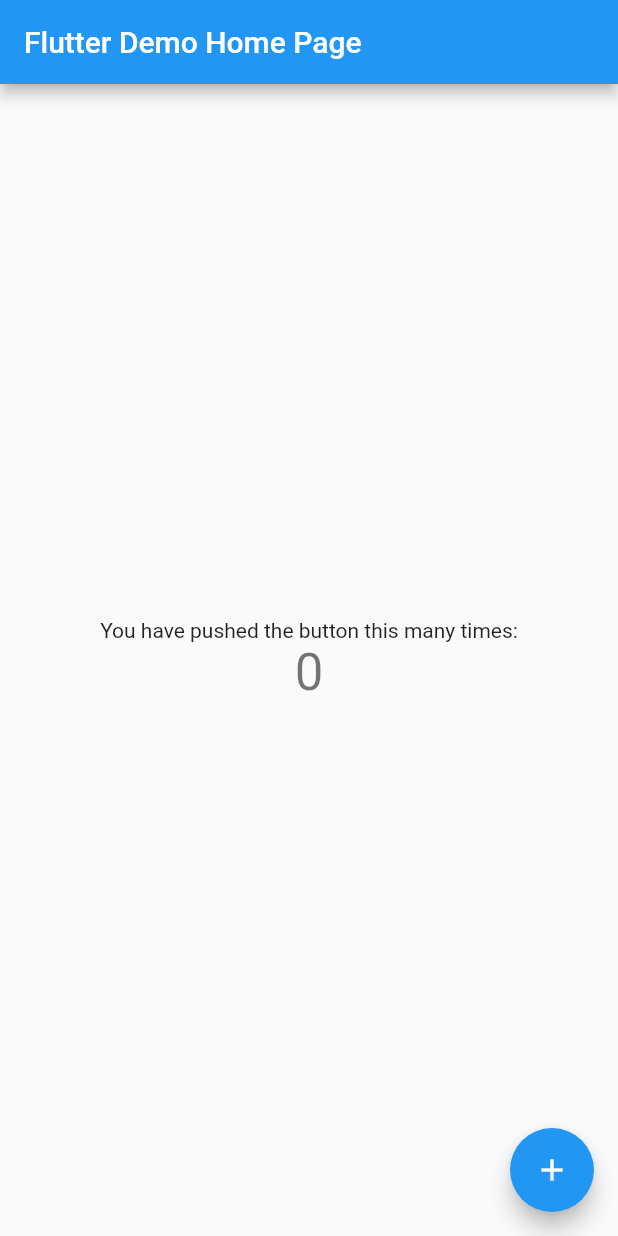
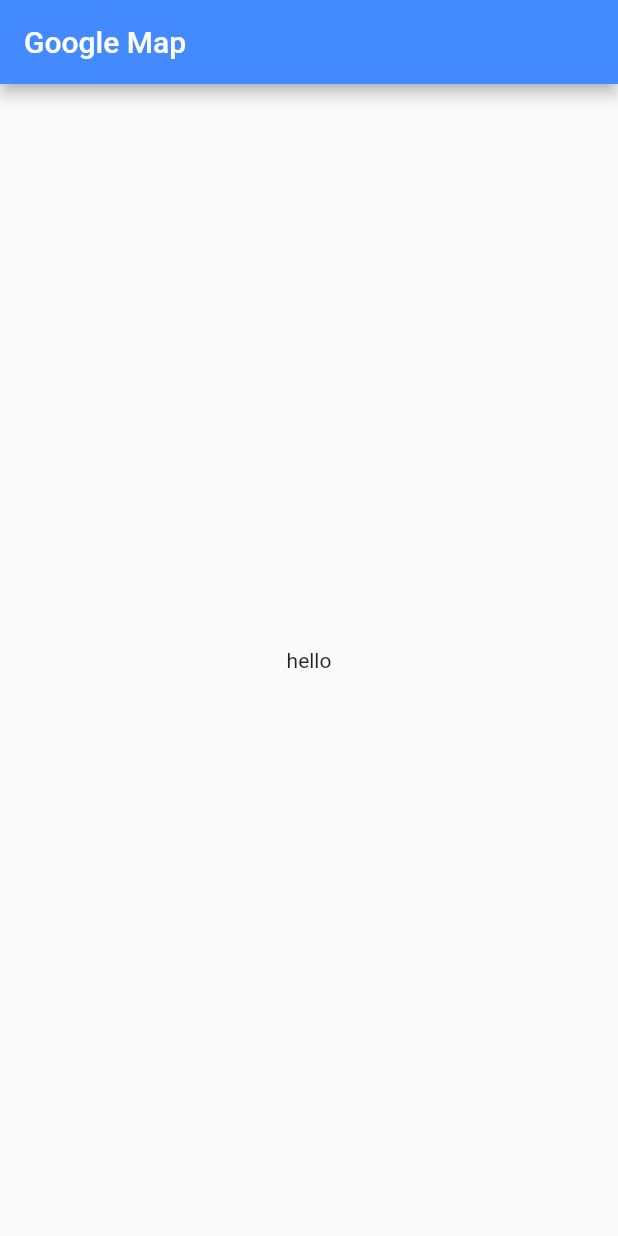
Before and after one commit to gaiyadev/google_map, a Flutter app: the screen it shows after launch, on a phone screen of 412 x 824 dp. Run offline on Flutter 3.47's test engine with Material 2 defaults, Android fonts, the phone set to English and light mode, and no system bars.

Commit message:
Add: scafolding

```diff
--- /dev/null
+++ b/lib/home.dart
@@ -0,0 +1,20 @@
+import 'package:flutter/material.dart';
+
+class Home extends StatefulWidget {
+  @override
+  _HomeState createState() => _HomeState();
+}
+
+class _HomeState extends State<Home> {
+  @override
+  Widget build(BuildContext context) {
+    return Scaffold(
+      appBar: AppBar(
+        title: Text('Google Map'),
+      ),
+      body: Center(
+        child: Text('hello'),
+      ),
+    );
+  }
+}
--- a/lib/main.dart
+++ b/lib/main.dart
@@ -1,117 +1,16 @@
 import 'package:flutter/material.dart';
+import 'package:google_map/home.dart';
 
-void main() {
-  runApp(MyApp());
-}
+void main() => runApp(GoogleMap());
 
-class MyApp extends StatelessWidget {
-  // This widget is the root of your application.
+class GoogleMap extends StatelessWidget {
   @override
   Widget build(BuildContext context) {
     return MaterialApp(
-      title: 'Flutter Demo',
-      theme: ThemeData(
-        // This is the theme of your application.
-        //
-        // Try running your application with "flutter run". You'll see the
-        // application has a blue toolbar. Then, without quitting the app, try
-        // changing the primarySwatch below to Colors.green and then invoke
-        // "hot reload" (press "r" in the console where you ran "flutter run",
-        // or simply save your changes to "hot reload" in a Flutter IDE).
-        // Notice that the counter didn't reset back to zero; the application
-        // is not restarted.
-        primarySwatch: Colors.blue,
-        // This makes the visual density adapt to the platform that you run
-        // the app on. For desktop platforms, the controls will be smaller and
-        // closer together (more dense) than on mobile platforms.
-        visualDensity: VisualDensity.adaptivePlatformDensity,
+      theme: ThemeData().copyWith(
+        primaryColor: Colors.blueAccent,
       ),
-      home: MyHomePage(title: 'Flutter Demo Home Page'),
+      home: Home(),
     );
   }
 }
-
-class MyHomePage extends StatefulWidget {
-  MyHomePage({Key key, this.title}) : super(key: key);
-
-  // This widget is the home page of your application. It is stateful, meaning
-  // that it has a State object (defined below) that contains fields that affect
-  // how it looks.
-
-  // This class is the configuration for the state. It holds the values (in this
-  // case the title) provided by the parent (in this case the App widget) and
-  // used by the build method of the State. Fields in a Widget subclass are
-  // always marked "final".
-
-  final String title;
-
-  @override
-  _MyHomePageState createState() => _MyHomePageState();
-}
-
-class _MyHomePageState extends State<MyHomePage> {
-  int _counter = 0;
-
-  void _incrementCounter() {
-    setState(() {
-      // This call to setState tells the Flutter framework that something has
-      // changed in this State, which causes it to rerun the build method below
-      // so that the display can reflect the updated values. If we changed
-      // _counter without calling setState(), then the build method would not be
-      // called again, and so nothing would appear to happen.
-      _counter++;
-    });
-  }
-
-  @override
-  Widget build(BuildContext context) {
-    // This method is rerun every time setState is called, for instance as done
-    // by the _incrementCounter method above.
-    //
-    // The Flutter framework has been optimized to make rerunning build methods
-    // fast, so that you can just rebuild anything that needs updating rather
-    // than having to individually change instances of widgets.
-    return Scaffold(
-      appBar: AppBar(
-        // Here we take the value from the MyHomePage object that was created by
-        // the App.build method, and use it to set our appbar title.
-        title: Text(widget.title),
-      ),
-      body: Center(
-        // Center is a layout widget. It takes a single child and positions it
-        // in the middle of the parent.
-        child: Column(
-          // Column is also a layout widget. It takes a list of children and
-          // arranges them vertically. By default, it sizes itself to fit its
-          // children horizontally, and tries to be as tall as its parent.
-          //
-          // Invoke "debug painting" (press "p" in the console, choose the
-          // "Toggle Debug Paint" action from the Flutter Inspector in Android
-          // Studio, or the "Toggle Debug Paint" command in Visual Studio Code)
-          // to see the wireframe for each widget.
-          //
-          // Column has various properties to control how it sizes itself and
-          // how it positions its children. Here we use mainAxisAlignment to
-          // center the children vertically; the main axis here is the vertical
-          // axis because Columns are vertical (the cross axis would be
-          // horizontal).
-          mainAxisAlignment: MainAxisAlignment.center,
-          children: <Widget>[
-            Text(
-              'You have pushed the button this many times:',
-            ),
-            Text(
-              '$_counter',
-              style: Theme.of(context).textTheme.headline4,
-            ),
-          ],
-        ),
-      ),
-      floatingActionButton: FloatingActionButton(
-        onPressed: _incrementCounter,
-        tooltip: 'Increment',
-        child: Icon(Icons.add),
-      ), // This trailing comma makes auto-formatting nicer for build methods.
-    );
-  }
-}
```
